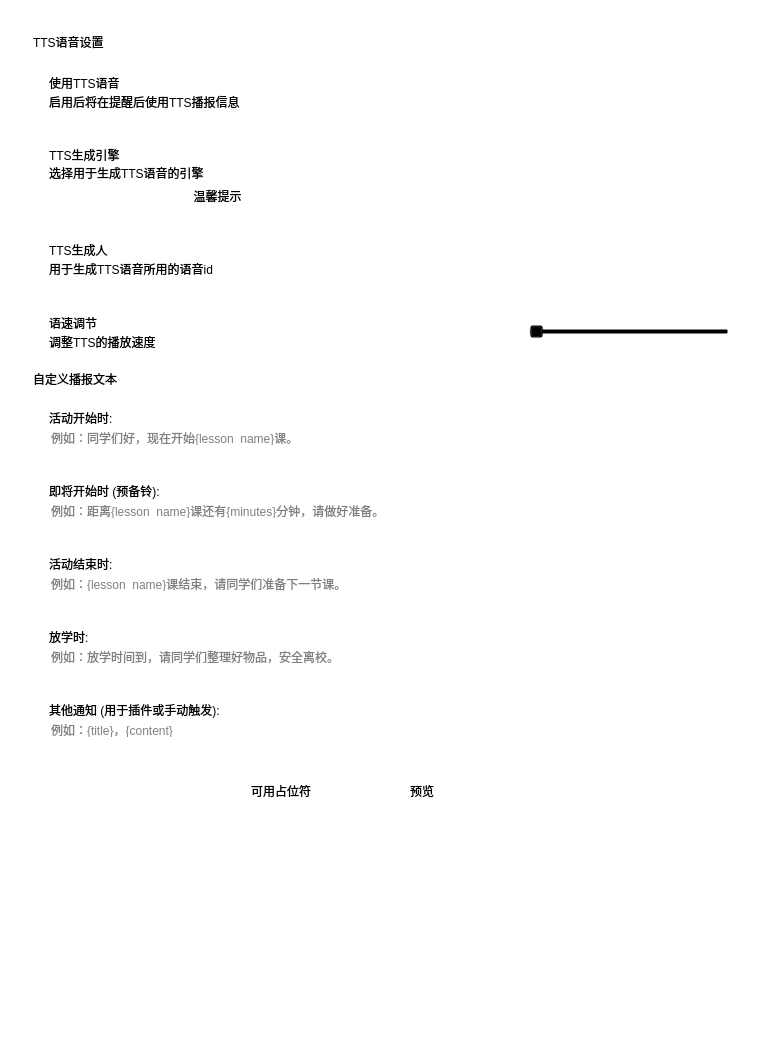
baiyao105/Class-Widgets, file view/menu/tts_settings.ui: the form before one commit.
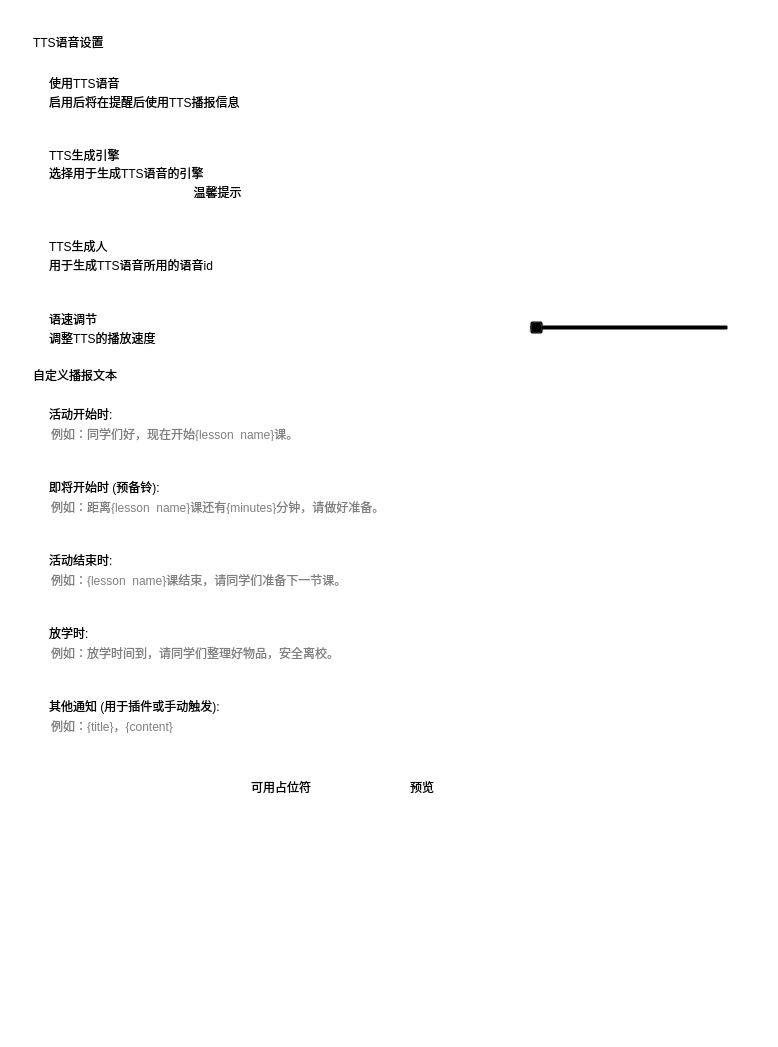
The form after the commit. Custom widgets are drawn as their Qt base class.

Commit message: style: *薄  *脆

Patch:
```diff
--- a/view/menu/tts_settings.ui
+++ b/view/menu/tts_settings.ui
@@ -241,7 +241,7 @@
                     <property name="sizeHint" stdset="0">
                      <size>
                       <width>20</width>
-                      <height>5</height>
+                      <height>1</height>
                      </size>
                     </property>
                    </spacer>
```
